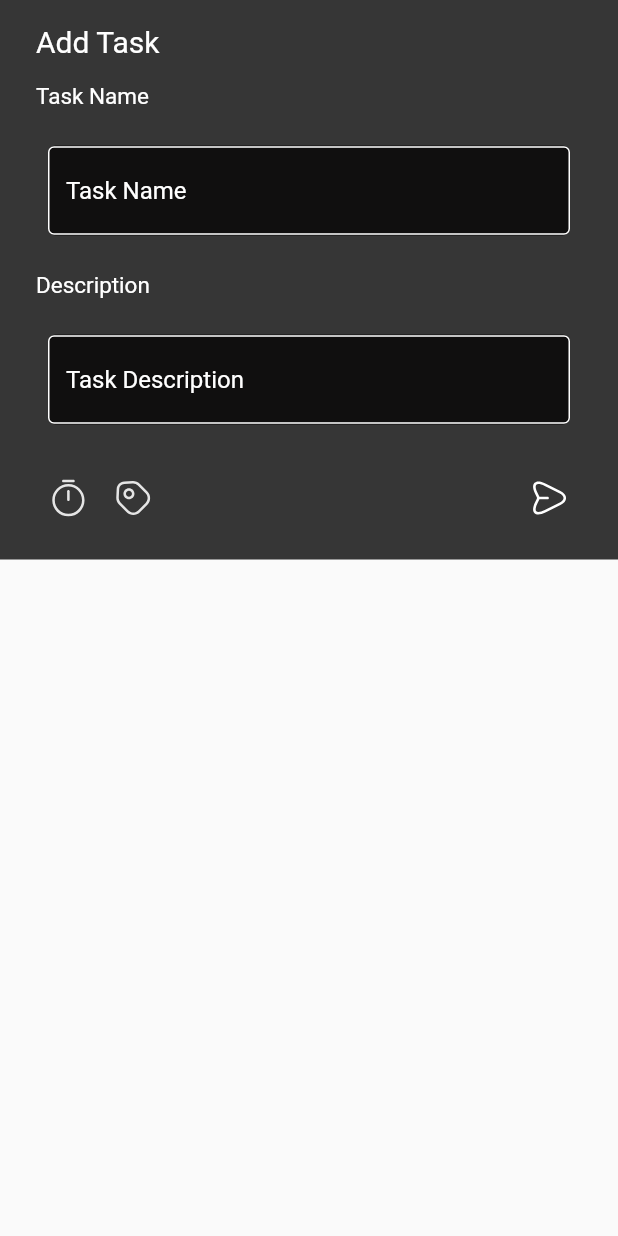
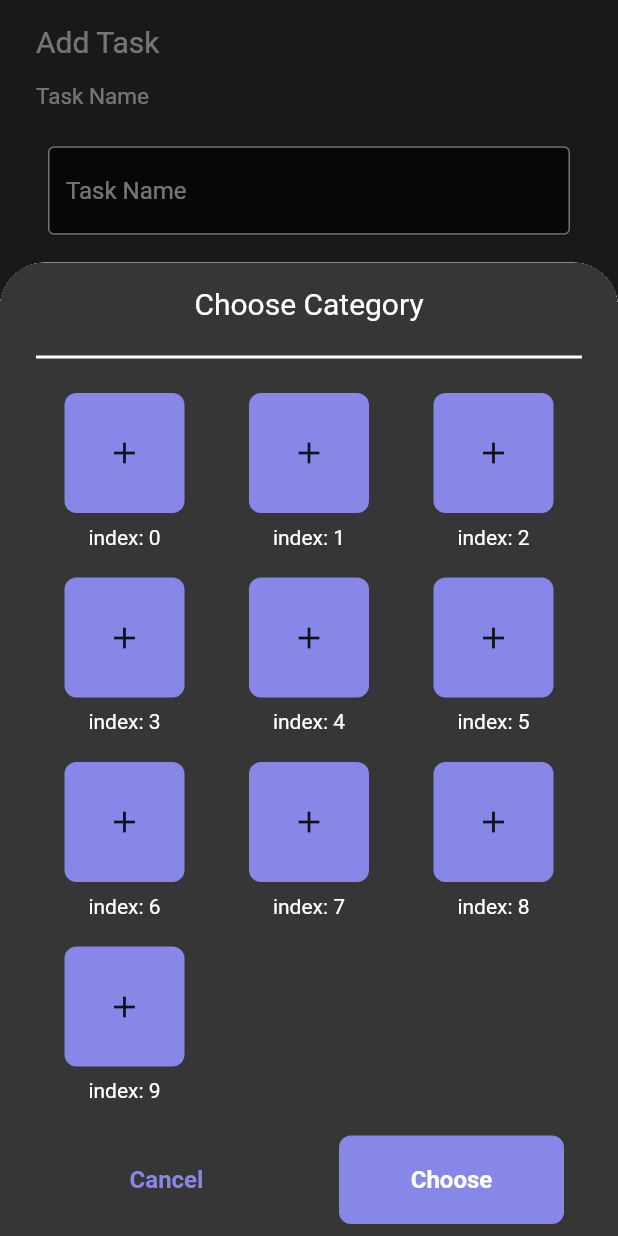
Before and after one commit to nadeemabualarayes/todo, a Flutter app: the TodoSheet widget shown alone on an empty page, opened directly, after a tap on an icon or button, on a phone screen of 412 x 824 dp. Run offline on Flutter 3.47's test engine with Material 2 defaults, Android fonts, the phone set to English and light mode, and no system bars; our stand-ins replace flutter_datetime_picker, flutter_svg, fluttertoast, get; missing offline and left inert: flutter_iconpicker, shared_preferences_web.

Commit message:
add design for category

```diff
--- /dev/null
+++ b/lib/Pages/Sheets/category_sheet.dart
@@ -0,0 +1,188 @@
+import 'dart:async';
+import 'package:flutter/material.dart';
+import 'package:flutter_svg/svg.dart';
+import 'package:fluttertoast/fluttertoast.dart';
+import 'package:todotask/Pages/create_category_page.dart';
+import 'package:todotask/utils/colors.dart';
+import 'package:flutter_datetime_picker/flutter_datetime_picker.dart';
+
+class CategorySheet extends StatefulWidget {
+  static Future<dynamic> show(
+    BuildContext context,
+  ) {
+    return showModalBottomSheet(
+        context: context,
+        isScrollControlled: true,
+        isDismissible: false,
+        shape: const RoundedRectangleBorder(
+          borderRadius: BorderRadius.vertical(
+            top: Radius.circular(30),
+          ),
+        ),
+        clipBehavior: Clip.hardEdge,
+        builder: (context) {
+          return const CategorySheet();
+        });
+  }
+
+  const CategorySheet({
+    Key key,
+  }) : super(key: key);
+
+  @override
+  _CategorySheetState createState() => _CategorySheetState();
+}
+
+class _CategorySheetState extends State<CategorySheet> {
+  // int myItems = 10;
+  int lastIndex = 9;
+
+  @override
+  Widget build(BuildContext context) {
+    return SingleChildScrollView(
+      padding:
+          EdgeInsets.only(bottom: MediaQuery.of(context).viewInsets.bottom),
+      child: Container(
+        decoration: const BoxDecoration(color: kGrayColor),
+        padding: const EdgeInsets.symmetric(horizontal: 16, vertical: 8),
+        child: SafeArea(
+          child: Column(
+            mainAxisSize: MainAxisSize.min,
+            mainAxisAlignment: MainAxisAlignment.center,
+            crossAxisAlignment: CrossAxisAlignment.stretch,
+            children: [
+              Padding(
+                padding: const EdgeInsets.all(8.0),
+                child: Container(
+                  width: 50,
+                  alignment: Alignment.center,
+                  child: const Text(
+                    "Choose Category",
+                    style: TextStyle(color: kWhiteColor, fontSize: 20),
+                  ),
+                ),
+              ),
+              const Padding(
+                padding: EdgeInsets.all(8.0),
+                child: Divider(
+                  color: kWhiteColor,
+                  thickness: 2,
+                ),
+              ),
+              Padding(
+                padding: const EdgeInsets.all(8.0),
+                child: GridView.builder(
+                  physics: const ScrollPhysics(),
+                  shrinkWrap: true,
+                  gridDelegate: const SliverGridDelegateWithFixedCrossAxisCount(
+                    crossAxisCount: 3,
+                    crossAxisSpacing: 5.0,
+                    mainAxisSpacing: 5.0,
+                  ),
+                  itemCount: 10,
+                  itemBuilder: (context, index) {
+                    return InkWell(
+                      onTap: () {
+                        if (index == lastIndex) {
+                          // todo : open new dialog to add new category
+                          Navigator.of(context).push(
+                            MaterialPageRoute(
+                              builder: (_) => const AddCategoryScreen(),
+                            ),
+                          );
+                        } else {
+                          // get index and name and icon to save it when add to database
+
+                        }
+                      },
+                      child: Column(
+                        children: [
+                          Container(
+                            width: 80,
+                            height: 80,
+                            decoration: BoxDecoration(
+                              borderRadius: BorderRadius.circular(8),
+                              color: kPurpleColor,
+                            ),
+                            child: const Icon(Icons.add),
+                          ),
+                          Padding(
+                            padding: const EdgeInsets.all(8.0),
+                            child: Text(
+                              "index: $index",
+                              style: const TextStyle(color: kWhiteColor),
+                            ),
+                          ),
+                        ],
+                      ),
+                    );
+                  },
+                ),
+              ),
+              Row(
+                mainAxisAlignment: MainAxisAlignment.spaceAround,
+                children: [
+                  GestureDetector(
+                    onTap: () async {
+                      Navigator.pop(context);
+                    },
+                    child: Padding(
+                      padding: const EdgeInsets.symmetric(horizontal: 15.0),
+                      child: Container(
+                        width: 150,
+                        padding: const EdgeInsets.all(20.0),
+                        decoration: BoxDecoration(
+                          borderRadius: BorderRadius.circular(8),
+                          color: kGrayColor,
+                        ),
+                        child: const Center(
+                            child: Text(
+                          'Cancel',
+                          style: TextStyle(
+                              color: kPurpleColor,
+                              fontWeight: FontWeight.bold,
+                              fontSize: 16.0),
+                        )),
+                      ),
+                    ),
+                  ),
+                  GestureDetector(
+                    onTap: () async {
+                      Fluttertoast.showToast(
+                          msg: "done",
+                          toastLength: Toast.LENGTH_LONG,
+                          gravity: ToastGravity.BOTTOM,
+                          timeInSecForIosWeb: 1,
+                          backgroundColor: kWhiteColor,
+                          textColor: kPurpleColor,
+                          fontSize: 16.0);
+                    },
+                    child: Padding(
+                      padding: const EdgeInsets.symmetric(horizontal: 15.0),
+                      child: Container(
+                        width: 150,
+                        padding: const EdgeInsets.all(20.0),
+                        decoration: BoxDecoration(
+                          borderRadius: BorderRadius.circular(8),
+                          color: kPurpleColor,
+                        ),
+                        child: const Center(
+                            child: Text(
+                          'Choose',
+                          style: TextStyle(
+                              color: kWhiteColor,
+                              fontWeight: FontWeight.bold,
+                              fontSize: 16.0),
+                        )),
+                      ),
+                    ),
+                  ),
+                ],
+              ),
+            ],
+          ),
+        ),
+      ),
+    );
+  }
+}
--- a/lib/Pages/todo_sheet.dart
+++ b/lib/Pages/Sheets/todo_sheet.dart
@@ -1,6 +1,7 @@
 import 'dart:async';
 import 'package:flutter/material.dart';
 import 'package:flutter_svg/svg.dart';
+import 'package:todotask/Pages/Sheets/category_sheet.dart';
 import 'package:todotask/utils/colors.dart';
 import 'package:flutter_datetime_picker/flutter_datetime_picker.dart';
 
@@ -189,7 +190,11 @@ class _TodoSheetState extends State<TodoSheet> {
                             child: AspectRatio(
                                 aspectRatio: 0.8,
                                 child: GestureDetector(
-                                  onTap: () async {},
+                                  onTap: () async {
+                                    var event = await CategorySheet.show(
+                                      context,
+                                    );
+                                  },
                                   child: SvgPicture.asset(
                                     "assets/tag.svg",
                                     color: kWhiteColor,
--- a/lib/Pages/biometric_page.dart
+++ b/lib/Pages/biometric_page.dart
@@ -53,8 +53,8 @@ class _BiometricPageState extends State<BiometricPage> {
                         toastLength: Toast.LENGTH_LONG,
                         gravity: ToastGravity.BOTTOM,
                         timeInSecForIosWeb: 1,
-                        backgroundColor: Colors.grey[300],
-                        textColor: Colors.red,
+                        backgroundColor: kWhiteColor,
+                        textColor: kPurpleColor,
                         fontSize: 16.0);
                   },
                   child: Padding(
--- a/lib/Pages/home_screen.dart
+++ b/lib/Pages/home_screen.dart
@@ -1,6 +1,6 @@
 import 'package:flutter/material.dart';
 import 'package:flutter_svg/svg.dart';
-import 'package:todotask/Pages/todo_sheet.dart';
+import 'package:todotask/Pages/Sheets/todo_sheet.dart';
 
 import '../utils/colors.dart';
 
--- a/lib/utils/colors.dart
+++ b/lib/utils/colors.dart
@@ -4,6 +4,9 @@ const kBackgroundColor = Color(0xFF100F0F);
 const kPurpleColor = Color(0xFF8687E7);
 const kWhiteColor = Color(0xFFFFFFFF);
 const kGrayColor = Color(0xff363636);
+const Color bluishClr = Color(0xFF4e5ae8);
+const Color orangeClr = Color(0xCFFF8746);
+const Color pinkClr = Color(0xFFff4667);
 const kTextColor = Color(0xffAFAFAF);
 //const kBackgroundColor = Color(0xFF343434);
 
--- a/pubspec.yaml
+++ b/pubspec.yaml
@@ -27,7 +27,7 @@ dependencies:
   fluttertoast: "8.1.2"
   flutter_spinkit: ^5.1.0
   flutter_datetime_picker: ^1.5.1
-
+  flutter_iconpicker: ^3.2.2
   ### database
 
   ###
```
Also changed, not shown: lib/Pages/create_category_page.dart (added, +274 -0 lines), 1 other file.
